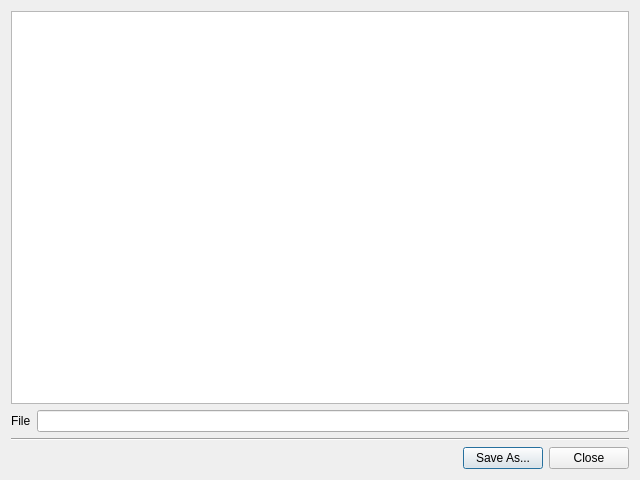
Above: Qr49/sources/checkoutdatadialog.ui from pa23/r49 before the change. Below: the same form after it.
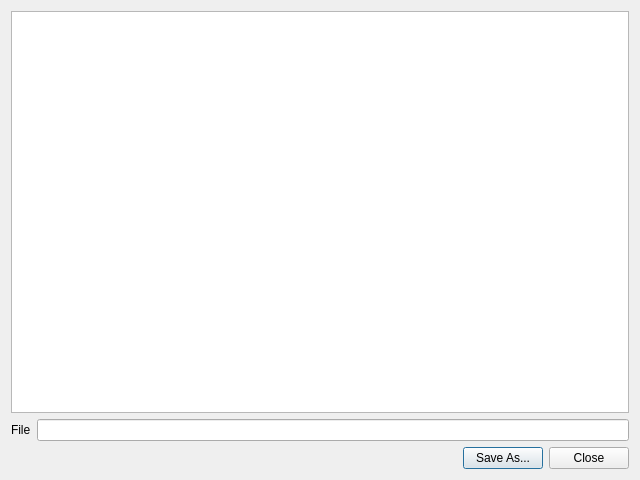
That is the form after the change. Icons and pictures are not drawn.

What changed in the file:
```diff
--- a/Qr49/sources/checkoutdatadialog.ui
+++ b/Qr49/sources/checkoutdatadialog.ui
@@ -55,13 +55,6 @@
      </item>
     </layout>
    </item>
-   <item>
-    <widget class="Line" name="line">
-     <property name="orientation">
-      <enum>Qt::Horizontal</enum>
-     </property>
-    </widget>
-   </item>
    <item>
     <layout class="QHBoxLayout" name="horizontalLayout">
      <item>
```
